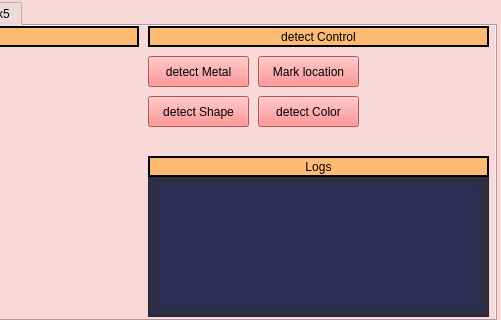
Qt form GUI/GUI_tabs.ui (abdelrahman7124/torpedo-project) before a commit; both pictures show x 354 to 855 and y 0 to 320 of the 855 by 537 pixel window.
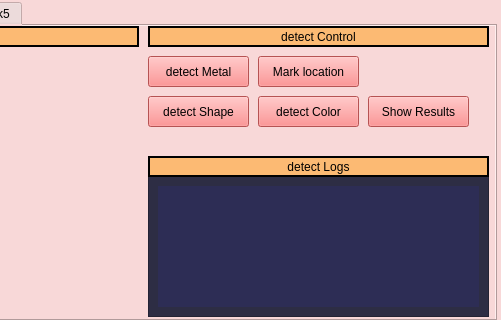
The same form after that commit. The open tabs and pages were chosen to show the change.

Commit message: print task 2 results in the logs

Patch:
```diff
--- a/GUI/GUI_tabs.ui
+++ b/GUI/GUI_tabs.ui
@@ -483,7 +483,7 @@
        <number>2</number>
       </property>
       <property name="text">
-       <string>Logs</string>
+       <string>detect Logs</string>
       </property>
       <property name="alignment">
        <set>Qt::AlignCenter</set>
@@ -537,6 +537,22 @@
        <string>detect Color</string>
       </property>
      </widget>
+     <widget class="QPushButton" name="Show_res_task2_bouns_push">
+      <property name="geometry">
+       <rect>
+        <x>720</x>
+        <y>70</y>
+        <width>101</width>
+        <height>31</height>
+       </rect>
+      </property>
+      <property name="styleSheet">
+       <string notr="true">background-color: rgb(255, 116, 116)</string>
+      </property>
+      <property name="text">
+       <string>Show Results</string>
+      </property>
+     </widget>
     </widget>
     <widget class="QWidget" name="tab_3">
      <attribute name="title">
```
Left out of the diff: 2 changed lines with no effect on the pictures. The commit also changes 5 other files.
